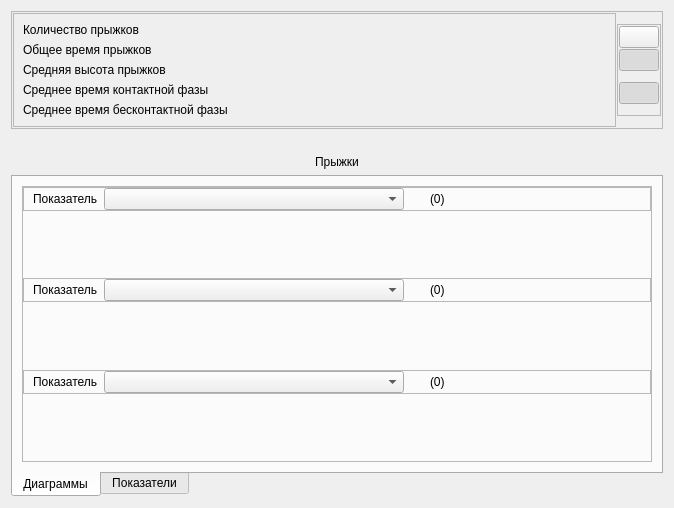
Old version of the form metodics/jump_plate/droptest/droptestvisualize.ui in the repository grigp/a-analyser.
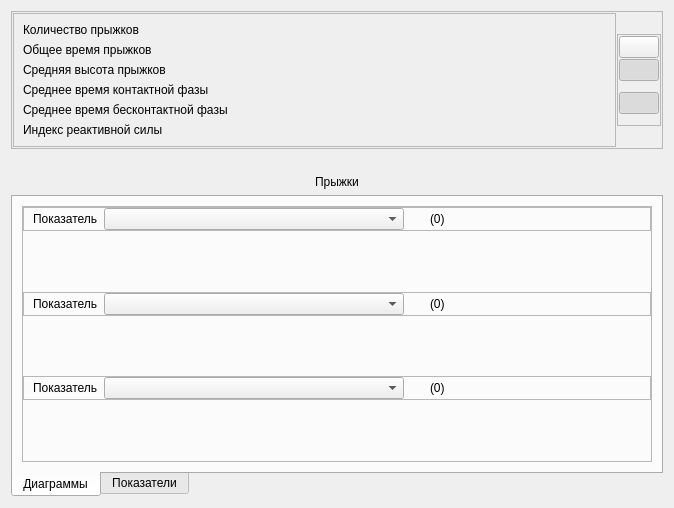
New version of the form. Icons and pictures are not drawn. Custom widgets are drawn as their Qt base class.

Commit message: Дроп тест. В основные результаты добавлен индекс реактивной силы.

What changed in the file:
```diff
--- a/metodics/jump_plate/droptest/droptestvisualize.ui
+++ b/metodics/jump_plate/droptest/droptestvisualize.ui
@@ -82,6 +82,13 @@
            </property>
           </widget>
          </item>
+         <item>
+          <widget class="QLabel" name="lblReactiveForceIndexAvg">
+           <property name="text">
+            <string>Индекс реактивной силы</string>
+           </property>
+          </widget>
+         </item>
         </layout>
        </widget>
       </item>
```
The commit also changes 5 other files.
